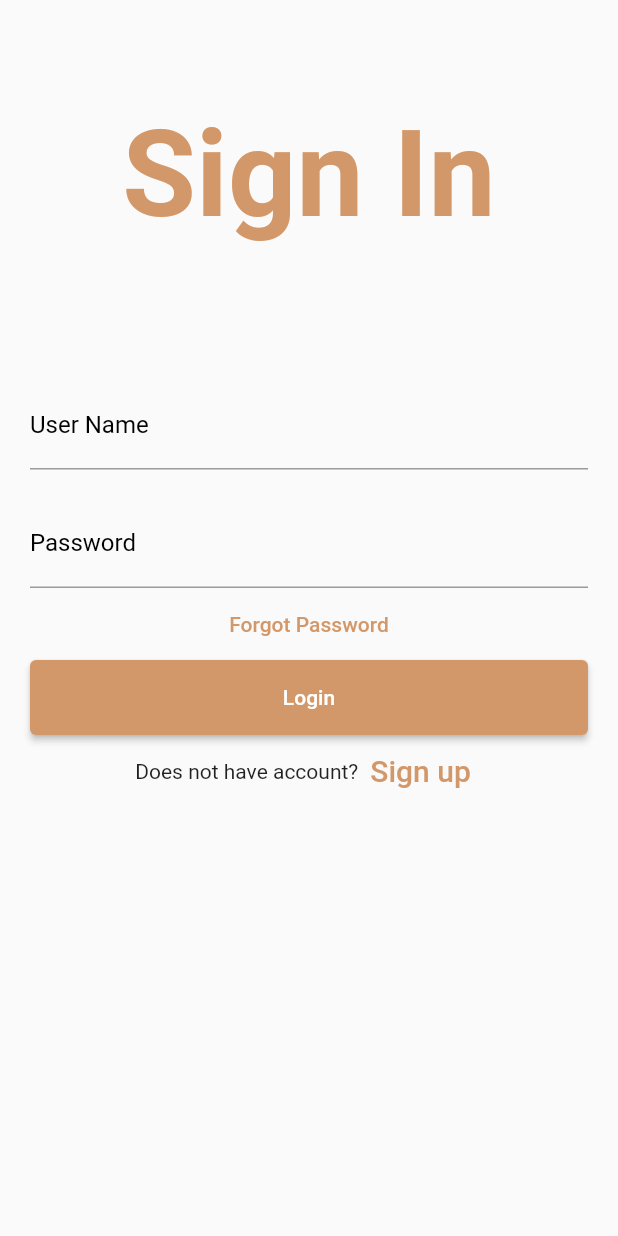
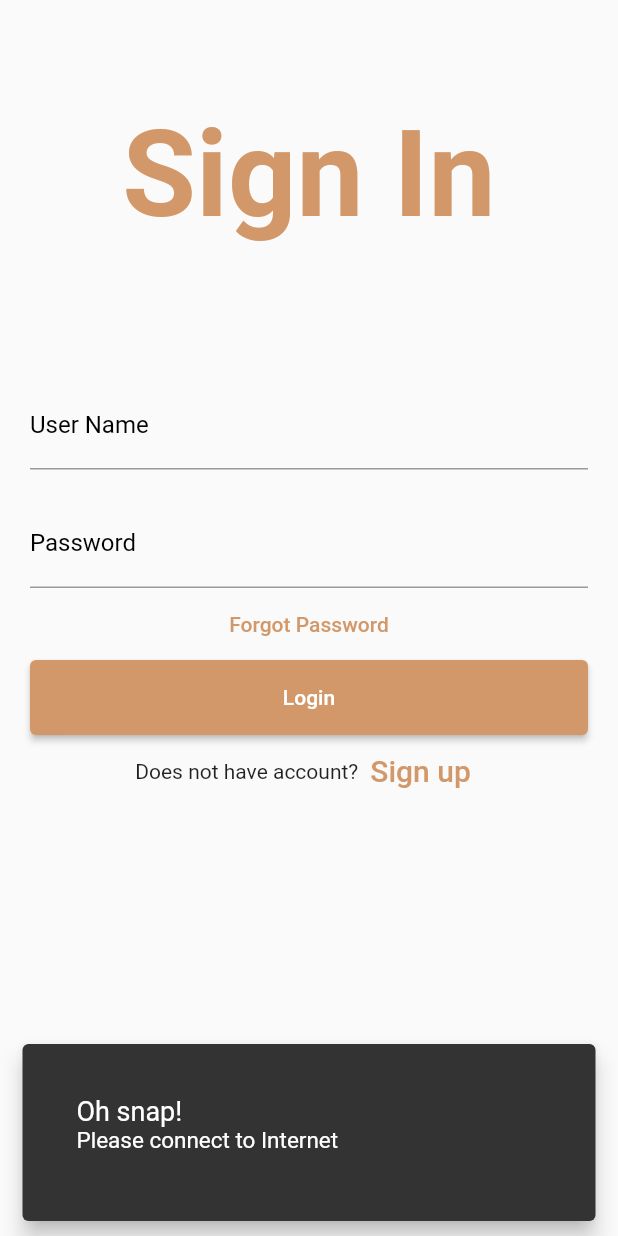
Before and after one commit to prathameshkalburgi/FlutterUI, a Flutter app: the screen it shows after launch, after a tap on "Login", on a phone screen of 412 x 824 dp. Run offline on Flutter 3.47's test engine with Material 2 defaults, Android fonts, the phone set to English and light mode, and no system bars; our stand-ins replace animated_splash_screen, connectivity_plus, firebase_auth, firebase_core, introduction_screen, page_transition; accounts and stored records are empty; network calls fail.

Commit message:
internet connection check and display msg

```diff
--- /dev/null
+++ b/lib/common.dart
@@ -0,0 +1,53 @@
+import 'package:flutter/material.dart';
+
+void snackBarShow(BuildContext context, String message) {
+      ScaffoldMessenger.of(context).showSnackBar(
+        SnackBar(
+          // backgroundColor: Color.fromARGB(255, 249, 247, 247),
+          behavior: SnackBarBehavior.floating,
+          content: Container(
+              padding: const EdgeInsets.all(20),
+              height: 90,
+              decoration: const BoxDecoration(
+                // color: Color(0xFFC72C41),
+                borderRadius: BorderRadius.all(Radius.circular(20)),
+              ),
+              child: Column(
+                crossAxisAlignment: CrossAxisAlignment.start,
+                children: [
+                  const Text(
+                    "Oh snap!",
+                    style: TextStyle(fontSize: 18, color: Colors.white),
+                  ),
+                  Text(
+                    "$message",
+                    style: const TextStyle(
+                      color: Colors.white,
+                      fontSize: 15,
+                    ),
+                    maxLines: 2,
+                    overflow: TextOverflow.ellipsis,
+                  ),
+                ],
+              )),
+        ),
+      );
+    }
+
+    void showDialogeBox(BuildContext context, String message) {
+      showDialog(
+        context: context,
+        builder: (context) => AlertDialog(
+          // backgroundColor: Color.fromARGB(255, 211, 152, 105),
+          title: Text('Message'),
+          content: Text('$message'),
+          actions: [
+            ElevatedButton(
+                onPressed: () {
+                  Navigator.pop(context);
+                },
+                child: const Text('Go Back'))
+          ],
+        ),
+      );
+    }
--- a/lib/main.dart
+++ b/lib/main.dart
@@ -1,4 +1,5 @@
 import 'package:flutter/material.dart';
+import 'package:flutter_myapp/firebase_connection/firebase_options.dart';
 import 'package:flutter_myapp/pages/home_Page.dart';
 import 'package:flutter_myapp/pages/login.dart';
 import 'package:flutter_myapp/pages/splash_screen.dart';
@@ -7,7 +8,6 @@ import 'package:flutter_myapp/utils/myRoutes.dart';
 import 'package:firebase_core/firebase_core.dart';
 import 'package:flutter_myapp/widgets/themes.dart';
 
-import 'firebase_options.dart';
 
 void main() {
   WidgetsFlutterBinding.ensureInitialized();
@@ -32,6 +32,8 @@ class MyApp extends StatelessWidget {
       home: FutureBuilder(
         future: _initialization,
         builder: (context, snapshot) {
+
+
           if (snapshot.connectionState == ConnectionState.done) {
             return SplashScreen();
           }
@@ -44,7 +46,7 @@ class MyApp extends StatelessWidget {
       debugShowCheckedModeBanner: false,
       // initialRoute: initScreen == 0 || initScreen == null ? "first" : "/",
       routes: {
-        "/" : ((context) => SplashScreen()),
+        // "/" : ((context) => SplashScreen()),
         MyRoutes.login: ((context) => const Login()),
         MyRoutes.HomePage: ((context) => const HomePage()),
       },
--- a/lib/pages/Login.dart
+++ b/lib/pages/Login.dart
@@ -1,4 +1,8 @@
+import 'dart:io';
+
 import 'package:flutter/material.dart';
+import 'package:flutter_myapp/HTTPconnictivity/connictivityPlus.dart';
+import 'package:flutter_myapp/common.dart';
 import 'package:flutter_myapp/utils/myRoutes.dart';
 import 'package:firebase_auth/firebase_auth.dart';
 
@@ -29,6 +33,16 @@ class MyStatefulWidget extends StatefulWidget {
 class _MyStatefulWidgetState extends State<MyStatefulWidget> {
   TextEditingController nameController = TextEditingController();
   TextEditingController passwordController = TextEditingController();
+
+  Future<bool> hasNetwork() async {
+    try {
+      final result = await InternetAddress.lookup('example.com');
+      return result.isNotEmpty && result[0].rawAddress.isNotEmpty;
+    } on SocketException catch (_) {
+      return false;
+    }
+  }
+
   @override
   Widget build(BuildContext context) {
     return Padding(
@@ -99,7 +113,9 @@ class _MyStatefulWidgetState extends State<MyStatefulWidget> {
                           Color.fromARGB(255, 211, 152, 105))),
                   child: const Text('Login'),
                   onPressed: () async {
-                    // print(nameController.text);
+                    bool isOnline = await hasNetwork();
+                    if (isOnline) {
+                      print(nameController.text);
                       // print(passwordController.text);
 
                       // Navigator.of(context, rootNavigator: true).pushNamed(MyRoutes.HomePage);
@@ -130,12 +146,16 @@ class _MyStatefulWidgetState extends State<MyStatefulWidget> {
                         if (e.code == 'user-not-found') {
                           print('No user found for that email.');
                           // showDialogeBox(context, "No user found for that email.");
-                        snackBarShow(context, "No user found for that email.");
+                          snackBarShow(
+                              context, "No user found for that email.");
                         } else if (e.code == 'wrong-password') {
                           print('Wrong password provided for that user.');
-                        snackBarShow(
-                            context, "Wrong password provided for that user.");
+                          snackBarShow(context,
+                              "Wrong password provided for that user.");
                         }
+                      }
+                    } else {
+                      snackBarShow(context, "Please connect to Internet");
                     }
                   },
                 )),
@@ -158,57 +178,19 @@ class _MyStatefulWidgetState extends State<MyStatefulWidget> {
             ),
           ],
         ));
-  }
 
-  void snackBarShow(BuildContext context, String message) {
-    ScaffoldMessenger.of(context).showSnackBar(
-      SnackBar(
-        // backgroundColor: Color.fromARGB(255, 249, 247, 247),
-        behavior: SnackBarBehavior.floating,
-        content: Container(
-            padding: const EdgeInsets.all(20),
-            height: 90,
-            decoration: const BoxDecoration(
-              // color: Color(0xFFC72C41),
-              borderRadius: BorderRadius.all(Radius.circular(20)),
-            ),
-            child: Column(
-              crossAxisAlignment: CrossAxisAlignment.start,
-              children: [
-                const Text(
-                  "Oh snap!",
-                  style: TextStyle(fontSize: 18, color: Colors.white),
-                ),
-                Text(
-                  "$message",
-                  style: const TextStyle(
-                    color: Colors.white,
-                    fontSize: 15,
-                  ),
-                  maxLines: 2,
-                  overflow: TextOverflow.ellipsis,
-                ),
-              ],
+    return const Center(
+      child: Text('Internet Is not avaliable',
+          style: TextStyle(
+            color: Color.fromARGB(255, 211, 152, 105),
+            fontSize: 20,
           )),
-      ),
-    );
-  }
-
-  void showDialogeBox(BuildContext context, String message) {
-    showDialog(
-      context: context,
-      builder: (context) => AlertDialog(
-        // backgroundColor: Color.fromARGB(255, 211, 152, 105),
-        title: Text('Message'),
-        content: Text('$message'),
-        actions: [
-          ElevatedButton(
-              onPressed: () {
-                Navigator.pop(context);
-              },
-              child: const Text('Go Back'))
-        ],
-      ),
     );
   }
 }
+
+@override
+Widget build(BuildContext context) {
+  // TODO: implement build
+  throw UnimplementedError();
+}
--- a/pubspec.yaml
+++ b/pubspec.yaml
@@ -40,6 +40,7 @@ dependencies:
   animated_splash_screen: ^1.2.0
   page_transition: ^2.0.5
   introduction_screen: ^3.0.2
+  connectivity_plus: ^2.3.3
 
 
 dev_dependencies:
```
Also changed, not shown: lib/HTTPconnictivity/connictivityPlus.dart (added, +35 -0 lines), lib/firebase_connection/firebase_options.dart (renamed from lib/firebase_options.dart), pubspec.lock, 3 other files. Lines whose indentation alone changed are shown as unchanged.
